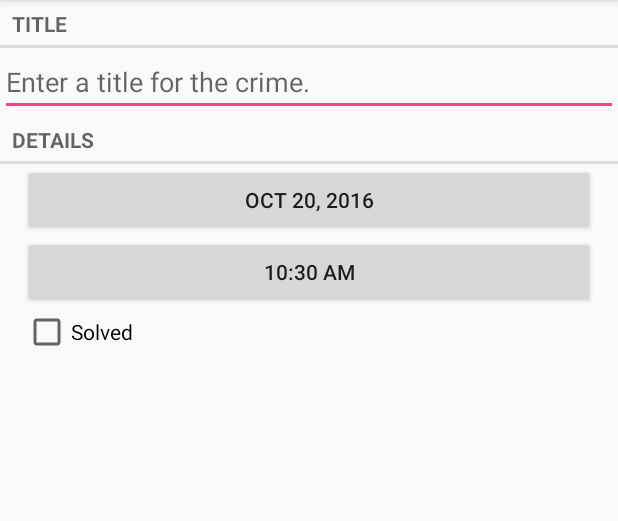
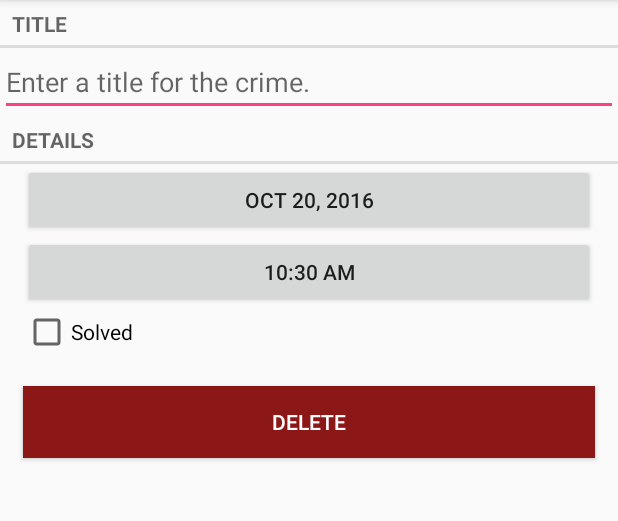
Before and after one commit to andyalam/android-playground, an Android app: the CrimeFragment screen opened directly, with no data from a screen before it, on a phone screen of 412 x 824 dp, the part 84-605 px from its top. Run offline under Robolectric (Android 15) with nearby library versions, the phone set to English and light mode, and no system bars.

Commit message:
the power of deletion

```diff
--- a/CriminalIntent/app/src/main/java/com/example/andy/criminalintent/CrimeFragment.java
+++ b/CriminalIntent/app/src/main/java/com/example/andy/criminalintent/CrimeFragment.java
@@ -35,6 +35,7 @@ public class CrimeFragment extends Fragment {
     private Button mDateButton;
     private Button mTimeButton;
     private CheckBox mSolvedCheckBox;
+    private Button mDeleteButton;
 
 
     public static CrimeFragment newInstance(UUID crimeId) {
@@ -111,6 +112,15 @@ public class CrimeFragment extends Fragment {
             }
         });
 
+        mDeleteButton = (Button) v.findViewById(R.id.crime_delete);
+        mDeleteButton.setOnClickListener(new View.OnClickListener() {
+            @Override
+            public void onClick(View v) {
+                CrimeLab.get(getActivity()).deleteCrime(mCrime.getId());
+                getActivity().finish();
+            }
+        });
+
         return v;
     }
 
--- a/CriminalIntent/app/src/main/java/com/example/andy/criminalintent/CrimeLab.java
+++ b/CriminalIntent/app/src/main/java/com/example/andy/criminalintent/CrimeLab.java
@@ -44,4 +44,14 @@ public class CrimeLab {
         }
         return null;
     }
+
+    public boolean deleteCrime(UUID id) {
+        for (Crime crime: mCrimes) {
+            if (crime.getId().equals(id)) {
+                mCrimes.remove(crime);
+                return true;
+            }
+        }
+        return false;
+    }
 }
--- a/CriminalIntent/app/src/main/res/layout-land/fragment_crime.xml
+++ b/CriminalIntent/app/src/main/res/layout-land/fragment_crime.xml
@@ -48,4 +48,13 @@
                 android:layout_marginLeft="16dp"
             />
 
+        <Button android:id="@+id/crime_delete"
+                android:text="@string/delete_button"
+                android:layout_width="match_parent"
+                android:layout_height="wrap_content"
+                android:layout_marginLeft="15dp"
+                android:layout_marginRight="15dp"
+                android:layout_marginTop="20dp"
+                android:background="#8C1717"
+                android:textColor="#fff"/>
 </LinearLayout>
--- a/CriminalIntent/app/src/main/res/layout/fragment_crime.xml
+++ b/CriminalIntent/app/src/main/res/layout/fragment_crime.xml
@@ -39,4 +39,14 @@
             android:layout_marginRight="15dp"
             android:text="@string/crime_solved_label"
             />
+
+        <Button android:id="@+id/crime_delete"
+            android:text="@string/delete_button"
+            android:layout_width="match_parent"
+            android:layout_height="wrap_content"
+            android:layout_marginLeft="15dp"
+            android:layout_marginRight="15dp"
+            android:layout_marginTop="20dp"
+            android:background="#8C1717"
+            android:textColor="#fff"/>
 </LinearLayout>
--- a/CriminalIntent/app/src/main/res/values/strings.xml
+++ b/CriminalIntent/app/src/main/res/values/strings.xml
@@ -11,4 +11,5 @@
     <string name="show_subtitle">Show Subtitle</string>
     <string name="hide_subtitle">Hide Subtitle</string>
     <string name="subtitle_format">%1$s crimes</string>
+    <string name="delete_button">Delete</string>
 </resources>
```
